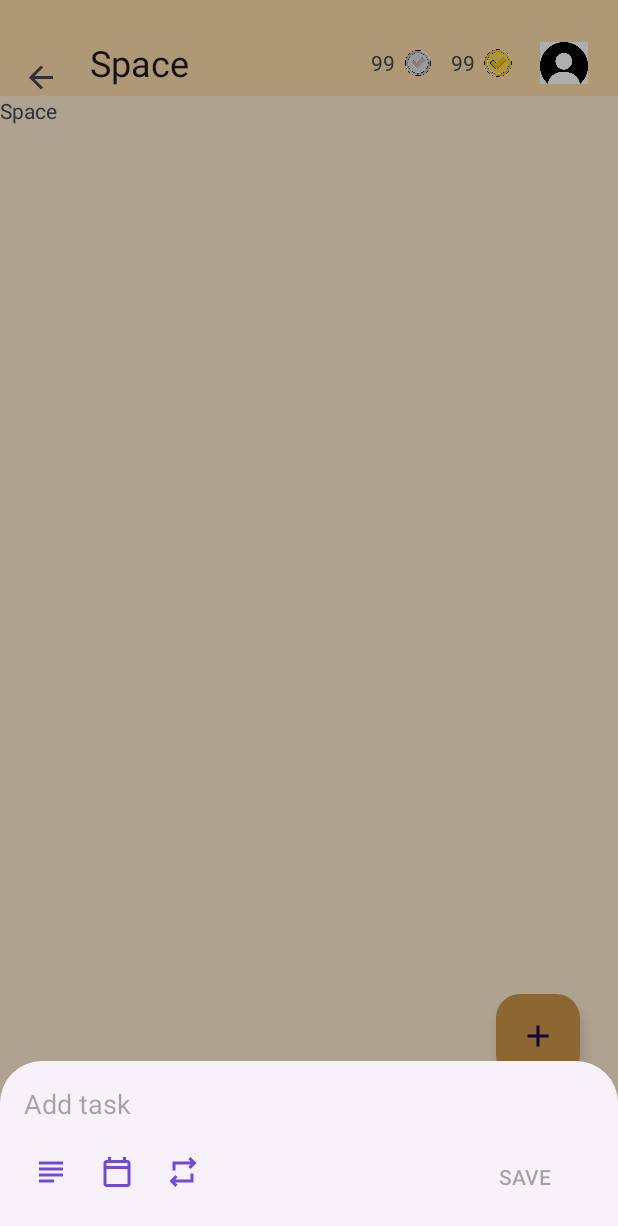
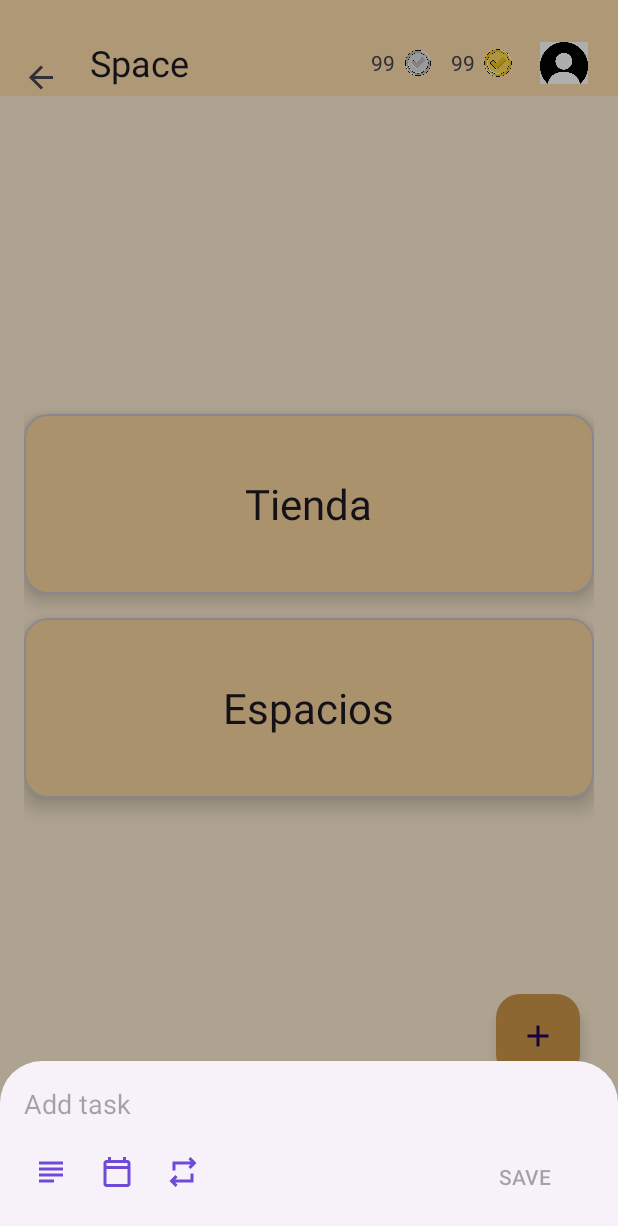
Before and after one commit to gsalvador209/LevelUP_Android, an Android app: the screen it shows after launch (MainActivity), after a tap on an icon or button, on a phone screen of 412 x 824 dp. Shown: the top 1226 px of the screen. Run offline under Robolectric (Android 15) with nearby library versions, the phone set to English and light mode, and no system bars; our stand-ins replace Room's generated code, navigation-ui.

Commit message:
feature: implemented new base for HomeSpaceFragment

```diff
--- a/app/src/main/java/com/tanucode/levelup/ui/main/MainActivity.kt
+++ b/app/src/main/java/com/tanucode/levelup/ui/main/MainActivity.kt
@@ -22,14 +22,14 @@ class MainActivity : AppCompatActivity() {
     private lateinit var navController : NavController
 
     private val filledIcons = mapOf(
-        R.id.spaceFragment  to R.drawable.ic_spa_fill,
+        R.id.spaceHomeFragment  to R.drawable.ic_spa_fill,
         R.id.statsFragment   to R.drawable.ic_stats_filled,
         R.id.tasksFragment to R.drawable.ic_check_circle_fill,
         R.id.calendarFragment to R.drawable.ic_calendar_fill
     )
 
     private val normalIcons = mapOf(
-        R.id.spaceFragment to R.drawable.ic_spa,
+        R.id.spaceHomeFragment to R.drawable.ic_spa,
         R.id.statsFragment to R.drawable.ic_stats,
         R.id.tasksFragment to R.drawable.ic_check_circle,
         R.id.calendarFragment to R.drawable.ic_calendar
--- /dev/null
+++ b/app/src/main/res/layout/fragment_space_home.xml
@@ -0,0 +1,47 @@
+<LinearLayout xmlns:android="http://schemas.android.com/apk/res/android"
+    xmlns:tools="http://schemas.android.com/tools"
+    xmlns:app="http://schemas.android.com/apk/res-auto"
+    android:orientation="vertical"
+    android:gravity="center"
+    android:padding="16dp"
+    android:layout_width="match_parent"
+    android:layout_height="match_parent">
+
+    <com.google.android.material.card.MaterialCardView
+        android:id="@+id/cardStore"
+        android:layout_width="match_parent"
+        android:layout_height="120dp"
+        android:layout_marginBottom="16dp"
+        android:clickable="true"
+        android:foreground="?attr/selectableItemBackground"
+        app:cardCornerRadius="16dp"
+        app:cardElevation="8dp">
+
+        <TextView
+            android:layout_width="wrap_content"
+            android:layout_height="wrap_content"
+            android:text="Tienda"
+            android:textAppearance="?attr/textAppearanceHeadlineMedium"
+            android:layout_gravity="center"/>
+
+    </com.google.android.material.card.MaterialCardView>
+
+    <com.google.android.material.card.MaterialCardView
+        android:id="@+id/cardSpaces"
+        android:layout_width="match_parent"
+        android:layout_height="120dp"
+        android:clickable="true"
+        android:foreground="?attr/selectableItemBackground"
+        app:cardCornerRadius="16dp"
+        app:cardElevation="8dp">
+
+        <TextView
+            android:layout_width="wrap_content"
+            android:layout_height="wrap_content"
+            android:text="Espacios"
+            android:textAppearance="?attr/textAppearanceHeadlineMedium"
+            android:layout_gravity="center"/>
+
+    </com.google.android.material.card.MaterialCardView>
+
+</LinearLayout>
--- a/app/src/main/res/layout/fragment_space.xml
+++ b/app/src/main/res/layout/fragment_spaces.xml
@@ -3,12 +3,12 @@
     xmlns:tools="http://schemas.android.com/tools"
     android:layout_width="match_parent"
     android:layout_height="match_parent"
-    tools:context=".ui.space.SpaceFragment">
+    tools:context=".ui.space.spaces.SpacesFragment">
 
     <!-- TODO: Update blank fragment layout -->
     <TextView
         android:layout_width="match_parent"
         android:layout_height="match_parent"
-        android:text="@string/space" />
+        android:text="@string/hello_blank_fragment" />
 
 </FrameLayout>
--- a/app/src/main/res/menu/bottom_nav_menu.xml
+++ b/app/src/main/res/menu/bottom_nav_menu.xml
@@ -1,25 +1,26 @@
 <?xml version="1.0" encoding="utf-8"?>
 <menu xmlns:android="http://schemas.android.com/apk/res/android">
     <item
-        android:id="@+id/spaceFragment"
+        android:id="@+id/spaceHomeFragment"
         android:icon="@drawable/ic_fireplace"
         android:iconTint="?attr/colorPrimary"
-        android:title="Espacio" />
+        android:title="@string/space" />
+
     <item
         android:id="@+id/statsFragment"
         android:icon="@drawable/ic_stats"
         android:iconTint="?attr/colorPrimary"
-        android:title="Estadísticas" />
+        android:title="@string/stats" />
     <item
         android:id="@+id/tasksFragment"
         android:icon="@drawable/ic_check_circle"
 
         android:iconTint="?attr/colorPrimary"
-        android:title="Tareas" />
+        android:title="@string/tasks" />
     <item
         android:id="@+id/calendarFragment"
         android:icon="@drawable/ic_calendar"
 
         android:iconTint="?attr/colorPrimary"
-        android:title="Calendario" />
+        android:title="@string/calendar" />
 </menu>
--- a/app/src/main/res/navigation/nav_graph.xml
+++ b/app/src/main/res/navigation/nav_graph.xml
@@ -1,17 +1,8 @@
 <?xml version="1.0" encoding="utf-8"?>
 <navigation xmlns:android="http://schemas.android.com/apk/res/android"
     xmlns:app="http://schemas.android.com/apk/res-auto"
+    xmlns:tools="http://schemas.android.com/tools"
     app:startDestination="@id/tasksFragment">
-
-    <fragment
-        android:id="@+id/spaceFragment"
-        android:name="com.tanucode.levelup.ui.space.SpaceFragment"
-        android:label="Space"/>
-
-    <fragment
-        android:id="@+id/statsFragment"
-        android:name="com.tanucode.levelup.ui.stats.StatsFragment"
-        android:label="Stats"/>
 
     <fragment
         android:id="@+id/tasksFragment"
@@ -22,4 +13,32 @@
         android:id="@+id/calendarFragment"
         android:name="com.tanucode.levelup.ui.calendar.CalendarFragment"
         android:label="Calendar"/>
+    <fragment
+        android:id="@+id/spaceHomeFragment"
+        android:name="com.tanucode.levelup.ui.space.SpaceHomeFragment"
+        android:label="Space">
+        <action
+            android:id="@+id/action_spaceHomeFragment_to_spacesFragment"
+            app:destination="@id/spacesFragment" />
+        <action
+            android:id="@+id/action_spaceHomeFragment_to_storeFragment"
+            app:destination="@id/storeFragment" />
+    </fragment>
+    <fragment
+        android:id="@+id/spacesFragment"
+        android:name="com.tanucode.levelup.ui.space.spaces.SpacesFragment"
+        android:label="Spaces"
+        tools:layout="@layout/fragment_spaces">
+        <action
+            android:id="@+id/action_spacesFragment_to_spaceHomeFragment"
+            app:destination="@id/spaceHomeFragment" />
+    </fragment>
+    <fragment
+        android:id="@+id/storeFragment"
+        android:name="com.tanucode.levelup.ui.space.store.StoreFragment"
+        android:label="Store">
+        <action
+            android:id="@+id/action_storeFragment_to_spaceHomeFragment"
+            app:destination="@id/spaceHomeFragment" />
+    </fragment>
 </navigation>
--- a/app/src/main/res/values/strings.xml
+++ b/app/src/main/res/values/strings.xml
@@ -18,5 +18,6 @@
     <string name="date">Date</string>
     <string name="name">Username</string>
     <string name="profile_title">Profile</string>
+    <string name="tasks">Tasks</string>
 
 </resources>
```
Also changed, not shown: app/src/main/java/com/tanucode/levelup/ui/space/SpaceFragment.kt (deleted, +0 -60 lines), app/src/main/java/com/tanucode/levelup/ui/space/SpaceHomeFragment.kt (added, +27 -0 lines), app/src/main/java/com/tanucode/levelup/ui/space/spaces/SpacesFragment.kt (added, +19 -0 lines), app/src/main/java/com/tanucode/levelup/ui/space/store/StoreFragment.kt (added, +21 -0 lines), app/src/main/res/layout/fragment_store.xml (added, +11 -0 lines).
